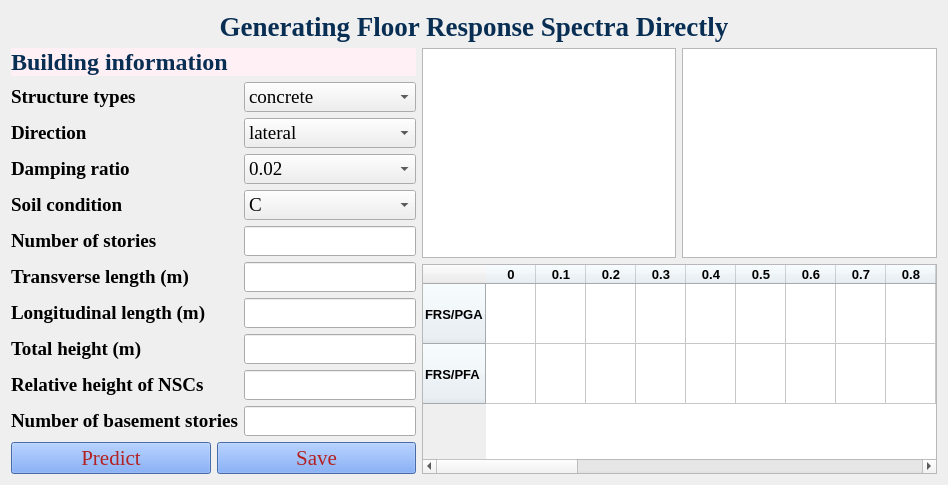
Before: the Qt Designer form FRS.ui in JiaJiaiem/FRSGUI, drawn with Qt 5.
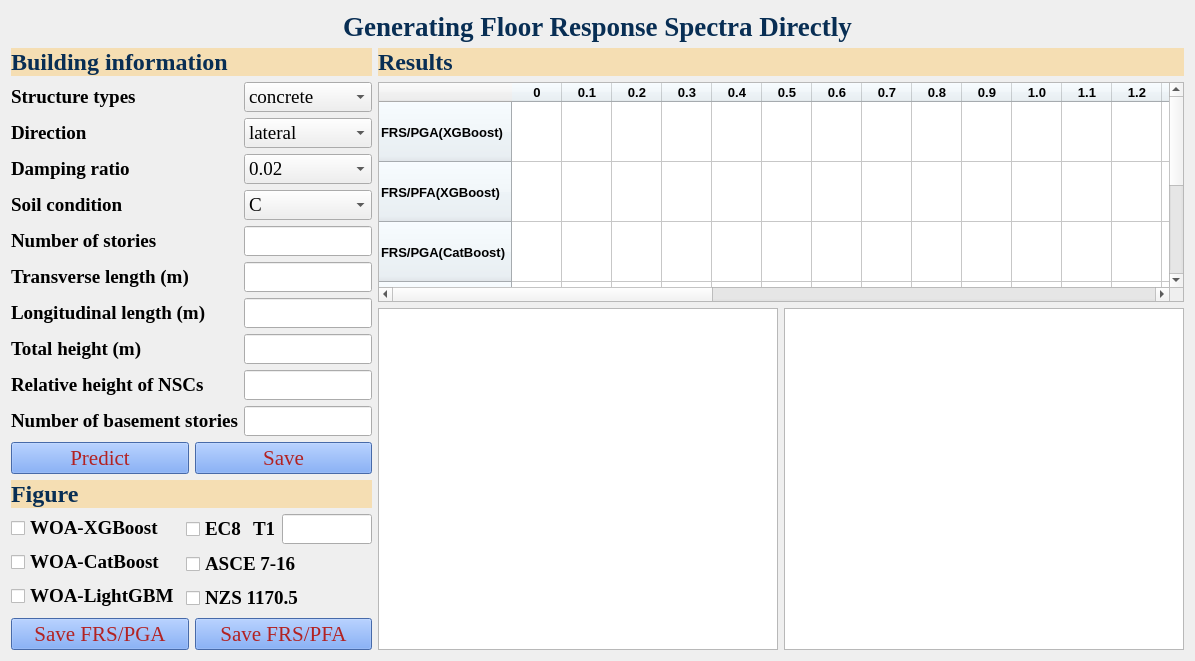
After: the same form once the commit is applied.

Patch:
```diff
--- a/FRS.ui
+++ b/FRS.ui
@@ -6,14 +6,14 @@
    <rect>
     <x>0</x>
     <y>0</y>
-    <width>948</width>
-    <height>464</height>
+    <width>1195</width>
+    <height>634</height>
    </rect>
   </property>
   <property name="windowTitle">
    <string>Generating Floor Response Spectra Directly</string>
   </property>
-  <layout class="QVBoxLayout" name="verticalLayout_2">
+  <layout class="QVBoxLayout" name="verticalLayout_5">
    <item>
     <widget class="QLabel" name="label">
      <property name="palette">
@@ -241,11 +241,17 @@
     </widget>
    </item>
    <item>
-    <layout class="QHBoxLayout" name="horizontalLayout_2">
+    <layout class="QHBoxLayout" name="horizontalLayout_2" stretch="1,2">
      <item>
       <layout class="QVBoxLayout" name="verticalLayout_3">
        <item>
         <widget class="QLabel" name="label_10">
+         <property name="maximumSize">
+          <size>
+           <width>16777215</width>
+           <height>30</height>
+          </size>
+         </property>
          <property name="palette">
           <palette>
            <active>
@@ -261,9 +267,9 @@
             <colorrole role="Button">
              <brush brushstyle="SolidPattern">
               <color alpha="255">
-               <red>255</red>
-               <green>240</green>
-               <blue>245</blue>
+               <red>245</red>
+               <green>222</green>
+               <blue>179</blue>
               </color>
              </brush>
             </colorrole>
@@ -297,18 +303,18 @@
             <colorrole role="Base">
              <brush brushstyle="SolidPattern">
               <color alpha="255">
-               <red>255</red>
-               <green>240</green>
-               <blue>245</blue>
+               <red>245</red>
+               <green>222</green>
+               <blue>179</blue>
               </color>
              </brush>
             </colorrole>
             <colorrole role="Window">
              <brush brushstyle="SolidPattern">
               <color alpha="255">
-               <red>255</red>
-               <green>240</green>
-               <blue>245</blue>
+               <red>245</red>
+               <green>222</green>
+               <blue>179</blue>
               </color>
              </brush>
             </colorrole>
@@ -335,9 +341,9 @@
             <colorrole role="Button">
              <brush brushstyle="SolidPattern">
               <color alpha="255">
-               <red>255</red>
-               <green>240</green>
-               <blue>245</blue>
+               <red>245</red>
+               <green>222</green>
+               <blue>179</blue>
               </color>
              </brush>
             </colorrole>
@@ -371,18 +377,18 @@
             <colorrole role="Base">
              <brush brushstyle="SolidPattern">
               <color alpha="255">
-               <red>255</red>
-               <green>240</green>
-               <blue>245</blue>
+               <red>245</red>
+               <green>222</green>
+               <blue>179</blue>
               </color>
              </brush>
             </colorrole>
             <colorrole role="Window">
              <brush brushstyle="SolidPattern">
               <color alpha="255">
-               <red>255</red>
-               <green>240</green>
-               <blue>245</blue>
+               <red>245</red>
+               <green>222</green>
+               <blue>179</blue>
               </color>
              </brush>
             </colorrole>
@@ -409,9 +415,9 @@
             <colorrole role="Button">
              <brush brushstyle="SolidPattern">
               <color alpha="255">
-               <red>255</red>
-               <green>240</green>
-               <blue>245</blue>
+               <red>245</red>
+               <green>222</green>
+               <blue>179</blue>
               </color>
              </brush>
             </colorrole>
@@ -445,18 +451,18 @@
             <colorrole role="Base">
              <brush brushstyle="SolidPattern">
               <color alpha="255">
-               <red>255</red>
-               <green>240</green>
-               <blue>245</blue>
+               <red>245</red>
+               <green>222</green>
+               <blue>179</blue>
               </color>
              </brush>
             </colorrole>
             <colorrole role="Window">
              <brush brushstyle="SolidPattern">
               <color alpha="255">
-               <red>255</red>
-               <green>240</green>
-               <blue>245</blue>
+               <red>245</red>
+               <green>222</green>
+               <blue>179</blue>
               </color>
              </brush>
             </colorrole>
@@ -481,7 +487,7 @@
           </font>
          </property>
          <property name="styleSheet">
-          <string notr="true">background-color: rgb(255, 240, 245);
+          <string notr="true">background-color: rgb(245, 222, 179);
 color:rgb(8,46,84)</string>
          </property>
          <property name="text">
@@ -911,29 +917,708 @@
          </item>
         </layout>
        </item>
+       <item>
+        <widget class="QLabel" name="label_11">
+         <property name="maximumSize">
+          <size>
+           <width>16777215</width>
+           <height>30</height>
+          </size>
+         </property>
+         <property name="palette">
+          <palette>
+           <active>
+            <colorrole role="WindowText">
+             <brush brushstyle="SolidPattern">
+              <color alpha="255">
+               <red>8</red>
+               <green>46</green>
+               <blue>84</blue>
+              </color>
+             </brush>
+            </colorrole>
+            <colorrole role="Button">
+             <brush brushstyle="SolidPattern">
+              <color alpha="255">
+               <red>245</red>
+               <green>222</green>
+               <blue>179</blue>
+              </color>
+             </brush>
+            </colorrole>
+            <colorrole role="Light">
+             <brush brushstyle="SolidPattern">
+              <color alpha="255">
+               <red>255</red>
+               <green>255</green>
+               <blue>255</blue>
+              </color>
+             </brush>
+            </colorrole>
+            <colorrole role="Text">
+             <brush brushstyle="SolidPattern">
+              <color alpha="255">
+               <red>8</red>
+               <green>46</green>
+               <blue>84</blue>
+              </color>
+             </brush>
+            </colorrole>
+            <colorrole role="ButtonText">
+             <brush brushstyle="SolidPattern">
+              <color alpha="255">
+               <red>8</red>
+               <green>46</green>
+               <blue>84</blue>
+              </color>
+             </brush>
+            </colorrole>
+            <colorrole role="Base">
+             <brush brushstyle="SolidPattern">
+              <color alpha="255">
+               <red>245</red>
+               <green>222</green>
+               <blue>179</blue>
+              </color>
+             </brush>
+            </colorrole>
+            <colorrole role="Window">
+             <brush brushstyle="SolidPattern">
+              <color alpha="255">
+               <red>245</red>
+               <green>222</green>
+               <blue>179</blue>
+              </color>
+             </brush>
+            </colorrole>
+            <colorrole role="PlaceholderText">
+             <brush brushstyle="NoBrush">
+              <color alpha="128">
+               <red>8</red>
+               <green>46</green>
+               <blue>84</blue>
+              </color>
+             </brush>
+            </colorrole>
+           </active>
+           <inactive>
+            <colorrole role="WindowText">
+             <brush brushstyle="SolidPattern">
+              <color alpha="255">
+               <red>8</red>
+               <green>46</green>
+               <blue>84</blue>
+              </color>
+             </brush>
+            </colorrole>
+            <colorrole role="Button">
+             <brush brushstyle="SolidPattern">
+              <color alpha="255">
+               <red>245</red>
+               <green>222</green>
+               <blue>179</blue>
+              </color>
+             </brush>
+            </colorrole>
+            <colorrole role="Light">
+             <brush brushstyle="SolidPattern">
+              <color alpha="255">
+               <red>255</red>
+               <green>255</green>
+               <blue>255</blue>
+              </color>
+             </brush>
+            </colorrole>
+            <colorrole role="Text">
+             <brush brushstyle="SolidPattern">
+              <color alpha="255">
+               <red>8</red>
+               <green>46</green>
+               <blue>84</blue>
+              </color>
+             </brush>
+            </colorrole>
+            <colorrole role="ButtonText">
+             <brush brushstyle="SolidPattern">
+              <color alpha="255">
+               <red>8</red>
+               <green>46</green>
+               <blue>84</blue>
+              </color>
+             </brush>
+            </colorrole>
+            <colorrole role="Base">
+             <brush brushstyle="SolidPattern">
+              <color alpha="255">
+               <red>245</red>
+               <green>222</green>
+               <blue>179</blue>
+              </color>
+             </brush>
+            </colorrole>
+            <colorrole role="Window">
+             <brush brushstyle="SolidPattern">
+              <color alpha="255">
+               <red>245</red>
+               <green>222</green>
+               <blue>179</blue>
+              </color>
+             </brush>
+            </colorrole>
+            <colorrole role="PlaceholderText">
+             <brush brushstyle="NoBrush">
+              <color alpha="128">
+               <red>8</red>
+               <green>46</green>
+               <blue>84</blue>
+              </color>
+             </brush>
+            </colorrole>
+           </inactive>
+           <disabled>
+            <colorrole role="WindowText">
+             <brush brushstyle="SolidPattern">
+              <color alpha="255">
+               <red>8</red>
+               <green>46</green>
+               <blue>84</blue>
+              </color>
+             </brush>
+            </colorrole>
+            <colorrole role="Button">
+             <brush brushstyle="SolidPattern">
+              <color alpha="255">
+               <red>245</red>
+               <green>222</green>
+               <blue>179</blue>
+              </color>
+             </brush>
+            </colorrole>
+            <colorrole role="Light">
+             <brush brushstyle="SolidPattern">
+              <color alpha="255">
+               <red>255</red>
+               <green>255</green>
+               <blue>255</blue>
+              </color>
+             </brush>
+            </colorrole>
+            <colorrole role="Text">
+             <brush brushstyle="SolidPattern">
+              <color alpha="255">
+               <red>8</red>
+               <green>46</green>
+               <blue>84</blue>
+              </color>
+             </brush>
+            </colorrole>
+            <colorrole role="ButtonText">
+             <brush brushstyle="SolidPattern">
+              <color alpha="255">
+               <red>8</red>
+               <green>46</green>
+               <blue>84</blue>
+              </color>
+             </brush>
+            </colorrole>
+            <colorrole role="Base">
+             <brush brushstyle="SolidPattern">
+              <color alpha="255">
+               <red>245</red>
+               <green>222</green>
+               <blue>179</blue>
+              </color>
+             </brush>
+            </colorrole>
+            <colorrole role="Window">
+             <brush brushstyle="SolidPattern">
+              <color alpha="255">
+               <red>245</red>
+               <green>222</green>
+               <blue>179</blue>
+              </color>
+             </brush>
+            </colorrole>
+            <colorrole role="PlaceholderText">
+             <brush brushstyle="NoBrush">
+              <color alpha="128">
+               <red>8</red>
+               <green>46</green>
+               <blue>84</blue>
+              </color>
+             </brush>
+            </colorrole>
+           </disabled>
+          </palette>
+         </property>
+         <property name="font">
+          <font>
+           <family>Times New Roman</family>
+           <pointsize>18</pointsize>
+           <weight>75</weight>
+           <bold>true</bold>
+          </font>
+         </property>
+         <property name="styleSheet">
+          <string notr="true">background-color: rgb(245, 222, 179);
+color:rgb(8,46,84)</string>
+         </property>
+         <property name="text">
+          <string>Figure</string>
+         </property>
+        </widget>
+       </item>
+       <item>
+        <layout class="QHBoxLayout" name="horizontalLayout_4">
+         <item>
+          <layout class="QVBoxLayout" name="verticalLayout_2">
+           <item>
+            <widget class="QCheckBox" name="XGBoost">
+             <property name="font">
+              <font>
+               <family>Times New Roman</family>
+               <pointsize>14</pointsize>
+               <weight>75</weight>
+               <bold>true</bold>
+              </font>
+             </property>
+             <property name="text">
+              <string>WOA-XGBoost</string>
+             </property>
+            </widget>
+           </item>
+           <item>
+            <widget class="QCheckBox" name="CatBoost">
+             <property name="font">
+              <font>
+               <family>Times New Roman</family>
+               <pointsize>14</pointsize>
+               <weight>75</weight>
+               <bold>true</bold>
+              </font>
+             </property>
+             <property name="text">
+              <string>WOA-CatBoost</string>
+             </property>
+            </widget>
+           </item>
+           <item>
+            <widget class="QCheckBox" name="LightGBM">
+             <property name="font">
+              <font>
+               <family>Times New Roman</family>
+               <pointsize>14</pointsize>
+               <weight>75</weight>
+               <bold>true</bold>
+              </font>
+             </property>
+             <property name="text">
+              <string>WOA-LightGBM</string>
+             </property>
+            </widget>
+           </item>
+          </layout>
+         </item>
+         <item>
+          <layout class="QVBoxLayout" name="verticalLayout_4">
+           <item>
+            <layout class="QHBoxLayout" name="horizontalLayout_6">
+             <item>
+              <widget class="QCheckBox" name="EC8">
+               <property name="font">
+                <font>
+                 <family>Times New Roman</family>
+                 <pointsize>14</pointsize>
+                 <weight>75</weight>
+                 <bold>true</bold>
+                </font>
+               </property>
+               <property name="text">
+                <string>EC8</string>
+               </property>
+              </widget>
+             </item>
+             <item>
+              <layout class="QHBoxLayout" name="horizontalLayout_5">
+               <item>
+                <widget class="QLabel" name="T1">
+                 <property name="font">
+                  <font>
+                   <family>Times New Roman</family>
+                   <pointsize>14</pointsize>
+                   <weight>75</weight>
+                   <bold>true</bold>
+                  </font>
+                 </property>
+                 <property name="frameShape">
+                  <enum>QFrame::NoFrame</enum>
+                 </property>
+                 <property name="lineWidth">
+                  <number>0</number>
+                 </property>
+                 <property name="text">
+                  <string>T1</string>
+                 </property>
+                </widget>
+               </item>
+               <item>
+                <widget class="QLineEdit" name="T1_2">
+                 <property name="font">
+                  <font>
+                   <family>Times New Roman</family>
+                   <pointsize>14</pointsize>
+                  </font>
+                 </property>
+                 <property name="text">
+                  <string/>
+                 </property>
+                </widget>
+               </item>
+              </layout>
+             </item>
+            </layout>
+           </item>
+           <item>
+            <widget class="QCheckBox" name="ASCE">
+             <property name="font">
+              <font>
+               <family>Times New Roman</family>
+               <pointsize>14</pointsize>
+               <weight>75</weight>
+               <bold>true</bold>
+              </font>
+             </property>
+             <property name="text">
+              <string>ASCE 7-16</string>
+             </property>
+            </widget>
+           </item>
+           <item>
+            <widget class="QCheckBox" name="NZS_2">
+             <property name="font">
+              <font>
+               <family>Times New Roman</family>
+               <pointsize>14</pointsize>
+               <weight>75</weight>
+               <bold>true</bold>
+              </font>
+             </property>
+             <property name="text">
+              <string>NZS 1170.5</string>
+             </property>
+            </widget>
+           </item>
+          </layout>
+         </item>
+        </layout>
+       </item>
+       <item>
+        <layout class="QHBoxLayout" name="horizontalLayout_7">
+         <item>
+          <widget class="QPushButton" name="savePGA">
+           <property name="font">
+            <font>
+             <family>Times New Roman</family>
+             <pointsize>16</pointsize>
+            </font>
+           </property>
+           <property name="styleSheet">
+            <string notr="true">background-color:rgb(100,149,237);
+color:rgb(178,34,34);</string>
+           </property>
+           <property name="text">
+            <string>Save FRS/PGA</string>
+           </property>
+          </widget>
+         </item>
+         <item>
+          <widget class="QPushButton" name="savePFA">
+           <property name="font">
+            <font>
+             <family>Times New Roman</family>
+             <pointsize>16</pointsize>
+            </font>
+           </property>
+           <property name="styleSheet">
+            <string notr="true">background-color:rgb(100,149,237);
+color:rgb(178,34,34);</string>
+           </property>
+           <property name="text">
+            <string>Save FRS/PFA</string>
+           </property>
+          </widget>
+         </item>
+        </layout>
+       </item>
       </layout>
      </item>
      <item>
       <layout class="QVBoxLayout" name="verticalLayout">
        <item>
-        <layout class="QHBoxLayout" name="horizontalLayout">
-         <item>
-          <widget class="QGraphicsView" name="graphicsView_2">
-           <property name="maximumSize">
-            <size>
-             <width>800</width>
-             <height>800</height>
-            </size>
-           </property>
-          </widget>
-         </item>
-         <item>
-          <widget class="QGraphicsView" name="graphicsView"/>
-         </item>
-        </layout>
+        <widget class="QLabel" name="label_12">
+         <property name="maximumSize">
+          <size>
+           <width>16777215</width>
+           <height>30</height>
+          </size>
+         </property>
+         <property name="palette">
+          <palette>
+           <active>
+            <colorrole role="WindowText">
+             <brush brushstyle="SolidPattern">
+              <color alpha="255">
+               <red>8</red>
+               <green>46</green>
+               <blue>84</blue>
+              </color>
+             </brush>
+            </colorrole>
+            <colorrole role="Button">
+             <brush brushstyle="SolidPattern">
+              <color alpha="255">
+               <red>245</red>
+               <green>222</green>
+               <blue>179</blue>
+              </color>
+             </brush>
+            </colorrole>
+            <colorrole role="Light">
+             <brush brushstyle="SolidPattern">
+              <color alpha="255">
+               <red>255</red>
+               <green>255</green>
+               <blue>255</blue>
+              </color>
+             </brush>
+            </colorrole>
+            <colorrole role="Text">
+             <brush brushstyle="SolidPattern">
+              <color alpha="255">
+               <red>8</red>
+               <green>46</green>
+               <blue>84</blue>
+              </color>
+             </brush>
+            </colorrole>
+            <colorrole role="ButtonText">
+             <brush brushstyle="SolidPattern">
+              <color alpha="255">
+               <red>8</red>
+               <green>46</green>
+               <blue>84</blue>
+              </color>
+             </brush>
+            </colorrole>
+            <colorrole role="Base">
+             <brush brushstyle="SolidPattern">
+              <color alpha="255">
+               <red>245</red>
+               <green>222</green>
+               <blue>179</blue>
+              </color>
+             </brush>
+            </colorrole>
+            <colorrole role="Window">
+             <brush brushstyle="SolidPattern">
+              <color alpha="255">
+               <red>245</red>
+               <green>222</green>
+               <blue>179</blue>
+              </color>
+             </brush>
+            </colorrole>
+            <colorrole role="PlaceholderText">
+             <brush brushstyle="NoBrush">
+              <color alpha="128">
+               <red>8</red>
+               <green>46</green>
+               <blue>84</blue>
+              </color>
+             </brush>
+            </colorrole>
+           </active>
+           <inactive>
+            <colorrole role="WindowText">
+             <brush brushstyle="SolidPattern">
+              <color alpha="255">
+               <red>8</red>
+               <green>46</green>
+               <blue>84</blue>
+              </color>
+             </brush>
+            </colorrole>
+            <colorrole role="Button">
+             <brush brushstyle="SolidPattern">
+              <color alpha="255">
+               <red>245</red>
+               <green>222</green>
+               <blue>179</blue>
+              </color>
+             </brush>
+            </colorrole>
+            <colorrole role="Light">
+             <brush brushstyle="SolidPattern">
+              <color alpha="255">
+               <red>255</red>
+               <green>255</green>
+               <blue>255</blue>
+              </color>
+             </brush>
+            </colorrole>
+            <colorrole role="Text">
+             <brush brushstyle="SolidPattern">
+              <color alpha="255">
+               <red>8</red>
+               <green>46</green>
+               <blue>84</blue>
+              </color>
+             </brush>
+            </colorrole>
+            <colorrole role="ButtonText">
+             <brush brushstyle="SolidPattern">
+              <color alpha="255">
+               <red>8</red>
+               <green>46</green>
+               <blue>84</blue>
+              </color>
+             </brush>
+            </colorrole>
+            <colorrole role="Base">
+             <brush brushstyle="SolidPattern">
+              <color alpha="255">
+               <red>245</red>
+               <green>222</green>
+               <blue>179</blue>
+              </color>
+             </brush>
+            </colorrole>
+            <colorrole role="Window">
+             <brush brushstyle="SolidPattern">
+              <color alpha="255">
+               <red>245</red>
+               <green>222</green>
+               <blue>179</blue>
+              </color>
+             </brush>
+            </colorrole>
+            <colorrole role="PlaceholderText">
+             <brush brushstyle="NoBrush">
+              <color alpha="128">
+               <red>8</red>
+               <green>46</green>
+               <blue>84</blue>
+              </color>
+             </brush>
+            </colorrole>
+           </inactive>
+           <disabled>
+            <colorrole role="WindowText">
+             <brush brushstyle="SolidPattern">
+              <color alpha="255">
+               <red>8</red>
+               <green>46</green>
+               <blue>84</blue>
+              </color>
+             </brush>
+            </colorrole>
+            <colorrole role="Button">
+             <brush brushstyle="SolidPattern">
+              <color alpha="255">
+               <red>245</red>
+               <green>222</green>
+               <blue>179</blue>
+              </color>
+             </brush>
+            </colorrole>
+            <colorrole role="Light">
+             <brush brushstyle="SolidPattern">
+              <color alpha="255">
+               <red>255</red>
+               <green>255</green>
+               <blue>255</blue>
+              </color>
+             </brush>
+            </colorrole>
+            <colorrole role="Text">
+             <brush brushstyle="SolidPattern">
+              <color alpha="255">
+               <red>8</red>
+               <green>46</green>
+               <blue>84</blue>
+              </color>
+             </brush>
+            </colorrole>
+            <colorrole role="ButtonText">
+             <brush brushstyle="SolidPattern">
+              <color alpha="255">
+               <red>8</red>
+               <green>46</green>
+               <blue>84</blue>
+              </color>
+             </brush>
+            </colorrole>
+            <colorrole role="Base">
+             <brush brushstyle="SolidPattern">
+              <color alpha="255">
+               <red>245</red>
+               <green>222</green>
+               <blue>179</blue>
+              </color>
+             </brush>
+            </colorrole>
+            <colorrole role="Window">
+             <brush brushstyle="SolidPattern">
+              <color alpha="255">
+               <red>245</red>
+               <green>222</green>
+               <blue>179</blue>
+              </color>
+             </brush>
+            </colorrole>
+            <colorrole role="PlaceholderText">
+             <brush brushstyle="NoBrush">
+              <color alpha="128">
+               <red>8</red>
+               <green>46</green>
+               <blue>84</blue>
+              </color>
+             </brush>
+            </colorrole>
+           </disabled>
+          </palette>
+         </property>
+         <property name="font">
+          <font>
+           <family>Times New Roman</family>
+           <pointsize>18</pointsize>
+           <weight>75</weight>
+           <bold>true</bold>
+          </font>
+         </property>
+         <property name="styleSheet">
+          <string notr="true">background-color: rgb(245, 222, 179);
+color:rgb(8,46,84)</string>
+         </property>
+         <property name="text">
+          <string>Results</string>
+         </property>
+        </widget>
        </item>
        <item>
         <widget class="QTableWidget" name="tableWidget">
+         <property name="maximumSize">
+          <size>
+           <width>16777215</width>
+           <height>220</height>
+          </size>
+         </property>
+         <property name="font">
+          <font>
+           <weight>75</weight>
+           <bold>true</bold>
+          </font>
+         </property>
          <property name="styleSheet">
           <string notr="true">QHeaderView::section {background-color:#E8F0F5;}</string>
          </property>
@@ -945,7 +1630,7 @@
          </attribute>
          <row>
           <property name="text">
-           <string>FRS/PGA</string>
+           <string>FRS/PGA(XGBoost)</string>
           </property>
           <property name="font">
            <font>
@@ -957,7 +1642,55 @@
          </row>
          <row>
           <property name="text">
-           <string>FRS/PFA</string>
+           <string>FRS/PFA(XGBoost)</string>
+          </property>
+          <property name="font">
+           <font>
+            <pointsize>10</pointsize>
+            <weight>75</weight>
+            <bold>true</bold>
+           </font>
+          </property>
+         </row>
+         <row>
+          <property name="text">
+           <string>FRS/PGA(CatBoost)</string>
+          </property>
+          <property name="font">
+           <font>
+            <pointsize>10</pointsize>
+            <weight>75</weight>
+            <bold>true</bold>
+           </font>
+          </property>
+         </row>
+         <row>
+          <property name="text">
+           <string>FRS/PFA(CatBoost)</string>
+          </property>
+          <property name="font">
+           <font>
+            <pointsize>10</pointsize>
+            <weight>75</weight>
+            <bold>true</bold>
+           </font>
+          </property>
+         </row>
+         <row>
+          <property name="text">
+           <string>FRS/PGA(LightGBM)</string>
+          </property>
+          <property name="font">
+           <font>
+            <pointsize>10</pointsize>
+            <weight>75</weight>
+            <bold>true</bold>
+           </font>
+          </property>
+         </row>
+         <row>
+          <property name="text">
+           <string>FRS/PFA(LightGBM)</string>
           </property>
           <property name="font">
            <font>
@@ -1341,6 +2074,36 @@
          </column>
         </widget>
        </item>
+       <item>
+        <layout class="QHBoxLayout" name="horizontalLayout">
+         <item>
+          <widget class="QGraphicsView" name="graphicsView_2">
+           <property name="minimumSize">
+            <size>
+             <width>400</width>
+             <height>0</height>
+            </size>
+           </property>
+           <property name="maximumSize">
+            <size>
+             <width>2000</width>
+             <height>800</height>
+            </size>
+           </property>
+          </widget>
+         </item>
+         <item>
+          <widget class="QGraphicsView" name="graphicsView">
+           <property name="minimumSize">
+            <size>
+             <width>400</width>
+             <height>0</height>
+            </size>
+           </property>
+          </widget>
+         </item>
+        </layout>
+       </item>
       </layout>
      </item>
     </layout>
```
